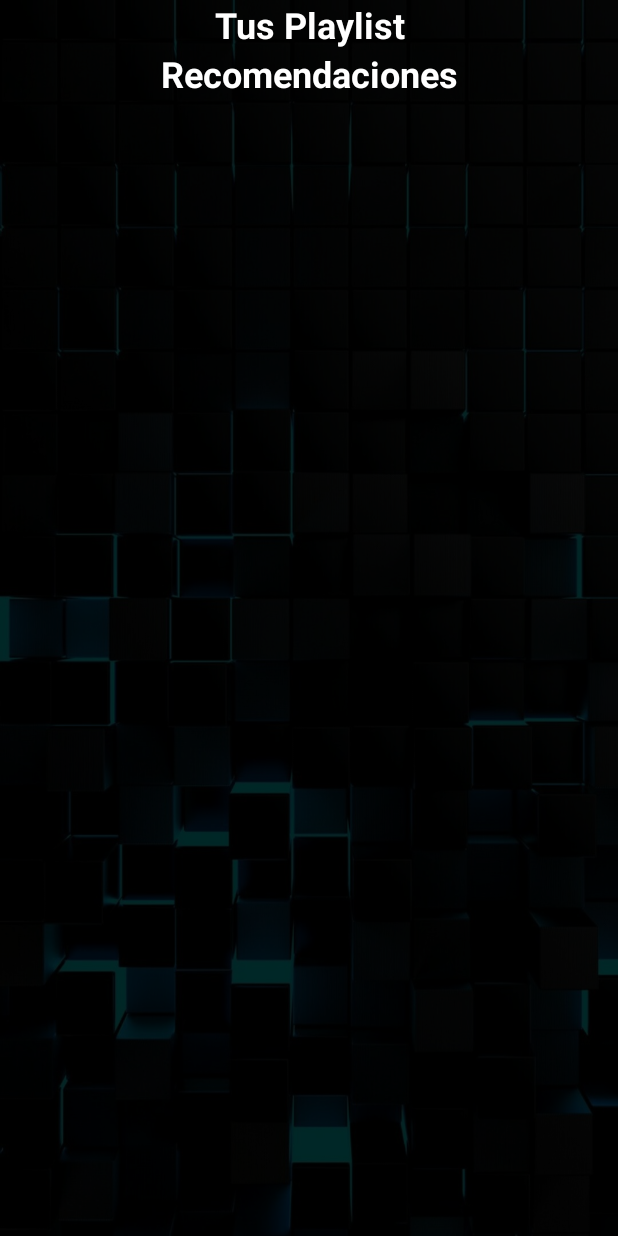
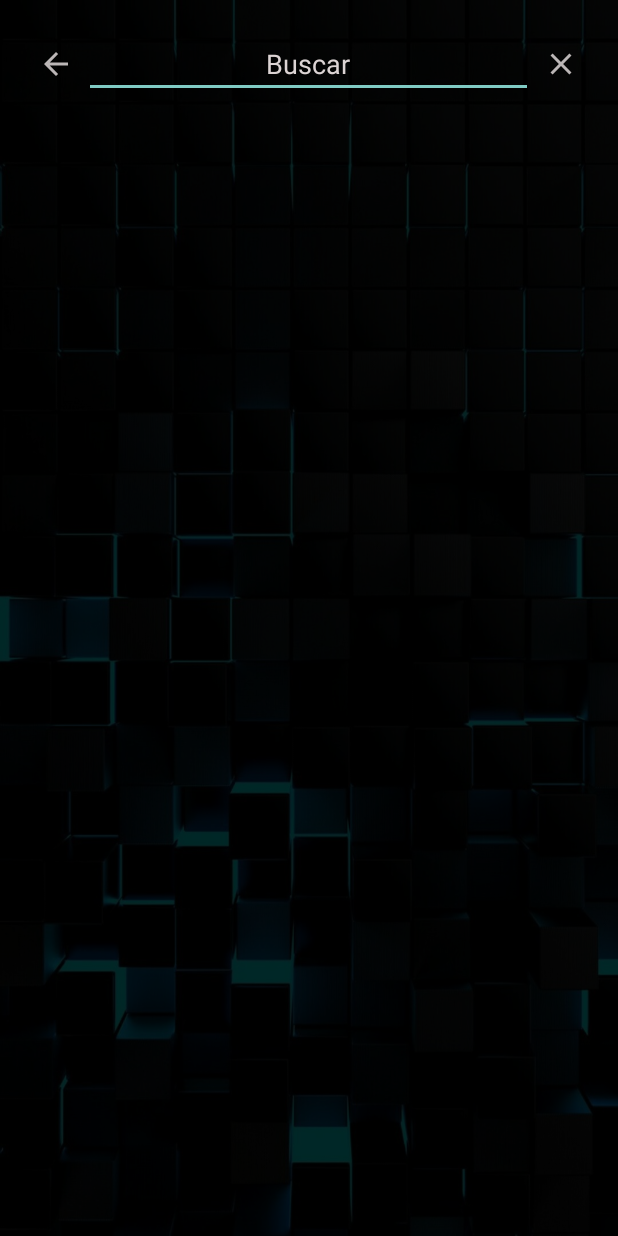
Before and after one commit to CarlosARetuertoD/CodiFyV2, an Android app: the screen it shows after launch (Biblioteca before the commit, Buscador after it), on a phone screen of 412 x 824 dp. Run offline under Robolectric (Android 15) with nearby library versions, the phone set to English and light mode, and no system bars.

Commit message:
Diseño del buscador, item busqueda

```diff
--- /dev/null
+++ b/app/src/main/java/com/example/codifyv2/Buscador.java
@@ -0,0 +1,14 @@
+package com.example.codifyv2;
+
+import androidx.appcompat.app.AppCompatActivity;
+
+import android.os.Bundle;
+
+public class Buscador extends MyAppCompatActivity {
+
+    @Override
+    protected void onCreate(Bundle savedInstanceState) {
+        super.onCreate(savedInstanceState);
+        setContentView(R.layout.activity_buscador);
+    }
+}
--- /dev/null
+++ b/app/src/main/res/drawable/ic_clear.xml
@@ -0,0 +1,5 @@
+<vector android:height="24dp" android:tint="#BBB6B6"
+    android:viewportHeight="24.0" android:viewportWidth="24.0"
+    android:width="24dp" xmlns:android="http://schemas.android.com/apk/res/android">
+    <path android:fillColor="#FF000000" android:pathData="M19,6.41L17.59,5 12,10.59 6.41,5 5,6.41 10.59,12 5,17.59 6.41,19 12,13.41 17.59,19 19,17.59 13.41,12z"/>
+</vector>
--- /dev/null
+++ b/app/src/main/res/drawable/ic_go_item.xml
@@ -0,0 +1,5 @@
+<vector android:height="24dp" android:tint="#BBB6B6"
+    android:viewportHeight="24.0" android:viewportWidth="24.0"
+    android:width="24dp" xmlns:android="http://schemas.android.com/apk/res/android">
+    <path android:fillColor="#FF000000" android:pathData="M10,6L8.59,7.41 13.17,12l-4.58,4.59L10,18l6,-6z"/>
+</vector>
--- /dev/null
+++ b/app/src/main/res/layout/activity_buscador.xml
@@ -0,0 +1,84 @@
+<?xml version="1.0" encoding="utf-8"?>
+<RelativeLayout xmlns:android="http://schemas.android.com/apk/res/android"
+    xmlns:app="http://schemas.android.com/apk/res-auto"
+    xmlns:tools="http://schemas.android.com/tools"
+    android:id="@+id/linearLayout"
+    android:layout_width="match_parent"
+    android:layout_height="match_parent"
+    android:orientation="vertical"
+    tools:context=".Reproductor">
+
+    <ImageView
+        android:id="@+id/img_background"
+        android:layout_width="match_parent"
+        android:layout_height="match_parent"
+        android:background="@drawable/img_background"
+        android:scaleType="centerCrop" />
+
+    <LinearLayout
+        android:layout_width="match_parent"
+        android:layout_height="match_parent"
+        android:background="@color/backgroundcolor"
+        android:orientation="vertical">
+
+
+        <Space
+            android:layout_width="match_parent"
+            android:layout_height="20dp" />
+
+        <LinearLayout
+            android:layout_width="match_parent"
+            android:layout_height="wrap_content"
+            android:gravity="center"
+            android:orientation="horizontal">
+
+            <Space
+                android:layout_width="0dp"
+                android:layout_height="match_parent"
+                android:layout_weight="0.5" />
+
+            <ImageButton
+                android:id="@+id/btn_back_buscador"
+                android:layout_width="0dp"
+                android:layout_height="wrap_content"
+                android:layout_weight="1"
+                android:background="@color/colorTransparente"
+                app:srcCompat="@drawable/ic_arrow_back" />
+
+            <EditText
+                android:id="@+id/edit_busqueda"
+                android:layout_width="0dp"
+                android:layout_height="wrap_content"
+                android:layout_weight="8"
+                android:ems="10"
+                android:hint="Buscar"
+                android:inputType="textPersonName"
+                android:textAlignment="center"
+                android:textColor="@color/colorTextUp"
+                android:textColorHighlight="@color/colorblanco"
+                android:textColorHint="@color/colorTextUp"
+                android:textColorLink="@color/colorblanco" />
+
+            <ImageButton
+                android:id="@+id/btn_limpiar_busqueda"
+                android:layout_width="0dp"
+                android:layout_height="wrap_content"
+                android:layout_weight="1"
+                android:background="@color/colorTransparente"
+                app:srcCompat="@drawable/ic_clear" />
+
+            <Space
+                android:layout_width="0dp"
+                android:layout_height="match_parent"
+                android:layout_weight="0.5" />
+
+        </LinearLayout>
+
+        <androidx.recyclerview.widget.RecyclerView
+            android:id="@+id/rv_playlist"
+            android:layout_margin="20dp"
+            android:layout_width="match_parent"
+            android:layout_height="match_parent" />
+
+    </LinearLayout>
+</RelativeLayout>
--- a/app/src/main/res/values/colors.xml
+++ b/app/src/main/res/values/colors.xml
@@ -5,7 +5,7 @@
     <color name="colorAccent">#D81B60</color>
     <color name="colorblanco">#FFFFFF</color>
     <color name="colorTransparente">#00FFFFFF</color>
-    <color name="colorTextUp">#BBB6B6</color>
+    <color name="colorTextUp">#DCD4D4</color>
     <color name="colorTextDown">#BBB6B6</color>
     <color name="backgroundcolor">#D8000000</color>
 </resources>
```
Also changed, not shown: app/src/main/AndroidManifest.xml (+4 -3 lines), app/src/main/res/layout/item_busqueda.xml (added, +73 -0 lines).
